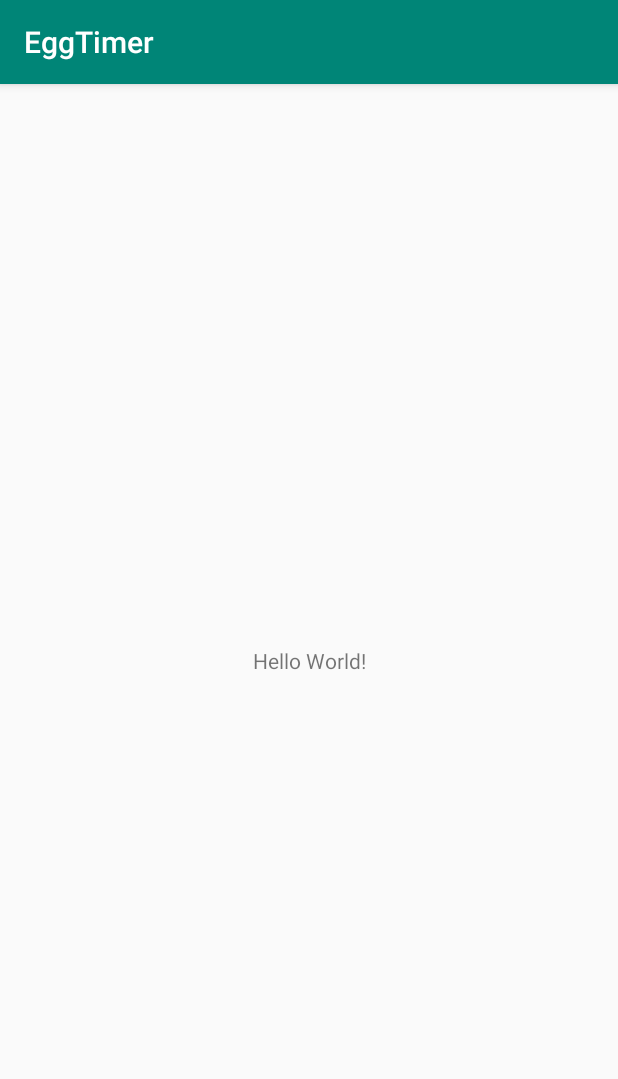
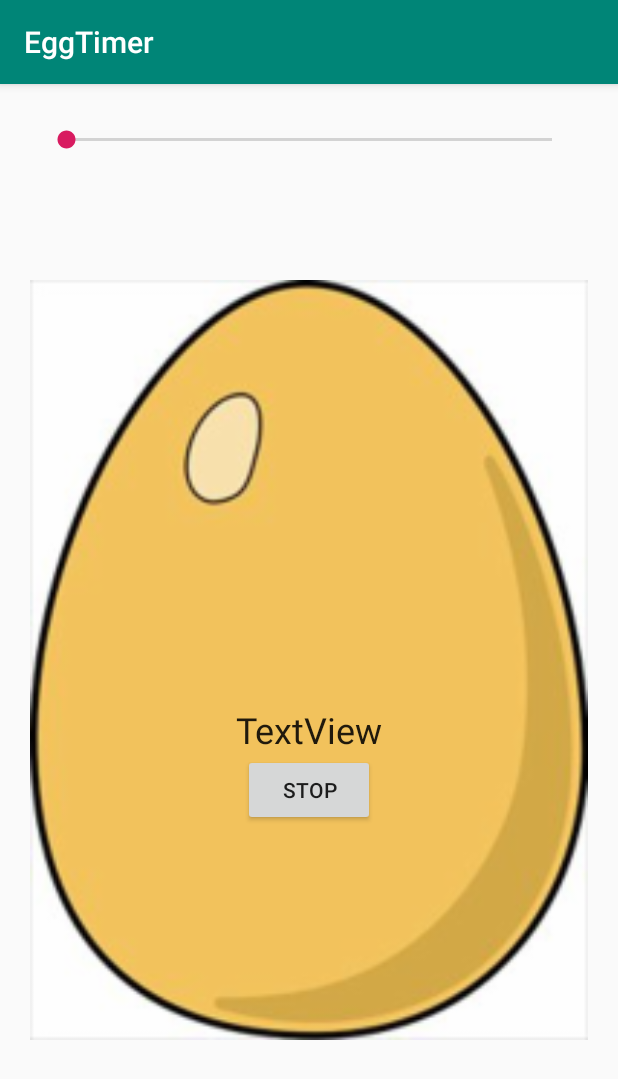
Before and after one commit to mfrancetic/egg-timer, an Android app: the screen it shows after launch (MainActivity), on a phone screen of 412 x 824 dp. Shown: the top 1079 px of the screen. Run offline under Robolectric (Android 15) with nearby library versions, the phone set to English and light mode, and no system bars.

Commit message:
Update UI - add SeekBar, TextView, ImageView and Button

```diff
--- a/app/src/main/res/layout/activity_main.xml
+++ b/app/src/main/res/layout/activity_main.xml
@@ -4,15 +4,54 @@
     xmlns:tools="http://schemas.android.com/tools"
     android:layout_width="match_parent"
     android:layout_height="match_parent"
+    android:padding="20dp"
     tools:context=".MainActivity">
 
+    <SeekBar
+        android:id="@+id/alarmSeekBar"
+        android:layout_width="match_parent"
+        android:layout_height="wrap_content"
+        android:layout_marginStart="8dp"
+        android:layout_marginLeft="8dp"
+        android:layout_marginTop="8dp"
+        android:layout_marginEnd="8dp"
+        android:layout_marginRight="8dp"
+        android:paddingBottom="20dp"
+        app:layout_constraintEnd_toEndOf="parent"
+        app:layout_constraintStart_toStartOf="parent"
+        app:layout_constraintTop_toTopOf="parent" />
+
+    <ImageView
+        android:id="@+id/eggImageView"
+        android:layout_width="match_parent"
+        android:layout_height="match_parent"
+        app:layout_constraintEnd_toEndOf="parent"
+        app:layout_constraintStart_toStartOf="parent"
+        app:layout_constraintTop_toBottomOf="@id/alarmSeekBar"
+        app:srcCompat="@drawable/egg" />
+
     <TextView
+        android:id="@+id/timerTextView"
         android:layout_width="wrap_content"
         android:layout_height="wrap_content"
-        android:text="Hello World!"
-        app:layout_constraintBottom_toBottomOf="parent"
-        app:layout_constraintLeft_toLeftOf="parent"
-        app:layout_constraintRight_toRightOf="parent"
-        app:layout_constraintTop_toTopOf="parent" />
+        android:text="TextView"
+        android:textAppearance="@style/TextAppearance.AppCompat.Headline"
+        app:layout_constraintBottom_toBottomOf="@id/eggImageView"
+        app:layout_constraintEnd_toEndOf="@id/eggImageView"
+        app:layout_constraintStart_toStartOf="@id/eggImageView"
+        app:layout_constraintTop_toTopOf="@id/eggImageView"
+        tools:layout_editor_absoluteX="166dp"
+        tools:layout_editor_absoluteY="342dp"
+        tools:text="0:30" />
+
+    <Button
+        android:id="@+id/button"
+        android:layout_width="wrap_content"
+        android:layout_height="wrap_content"
+        android:text="@string/stop"
+        app:layout_constraintEnd_toEndOf="@id/eggImageView"
+        app:layout_constraintStart_toStartOf="@id/eggImageView"
+        app:layout_constraintTop_toBottomOf="@id/timerTextView" />
+
 
 </androidx.constraintlayout.widget.ConstraintLayout>
--- a/app/src/main/res/values/strings.xml
+++ b/app/src/main/res/values/strings.xml
@@ -1,3 +1,4 @@
 <resources>
     <string name="app_name">EggTimer</string>
+    <string name="stop">Stop</string>
 </resources>
```
